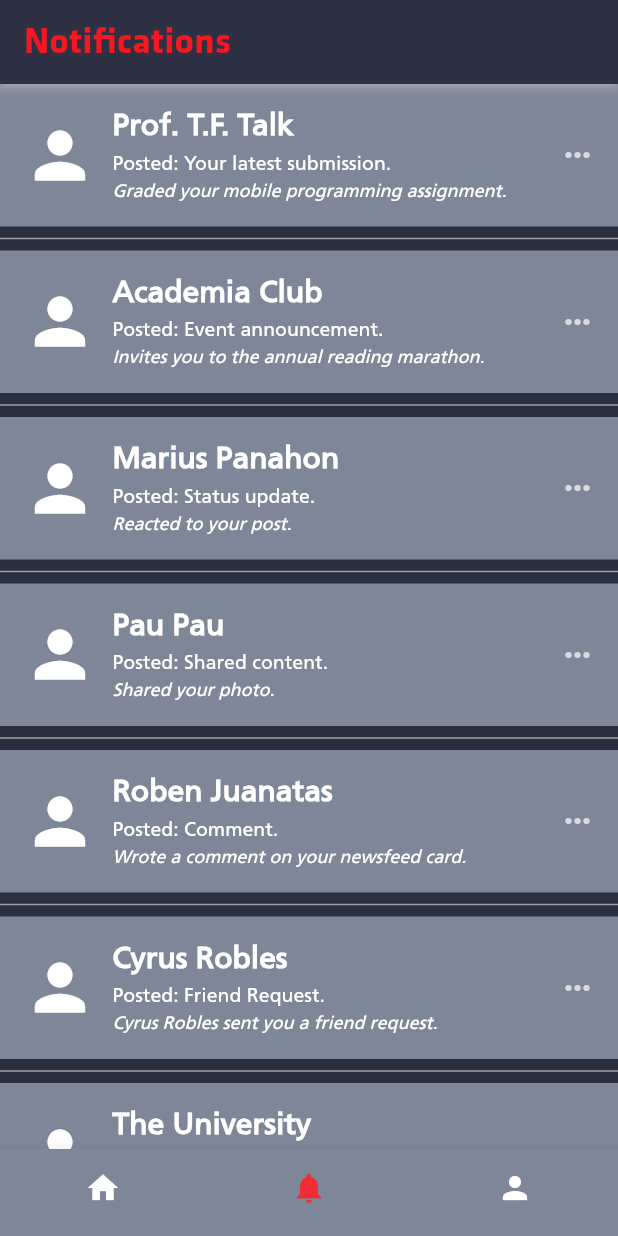
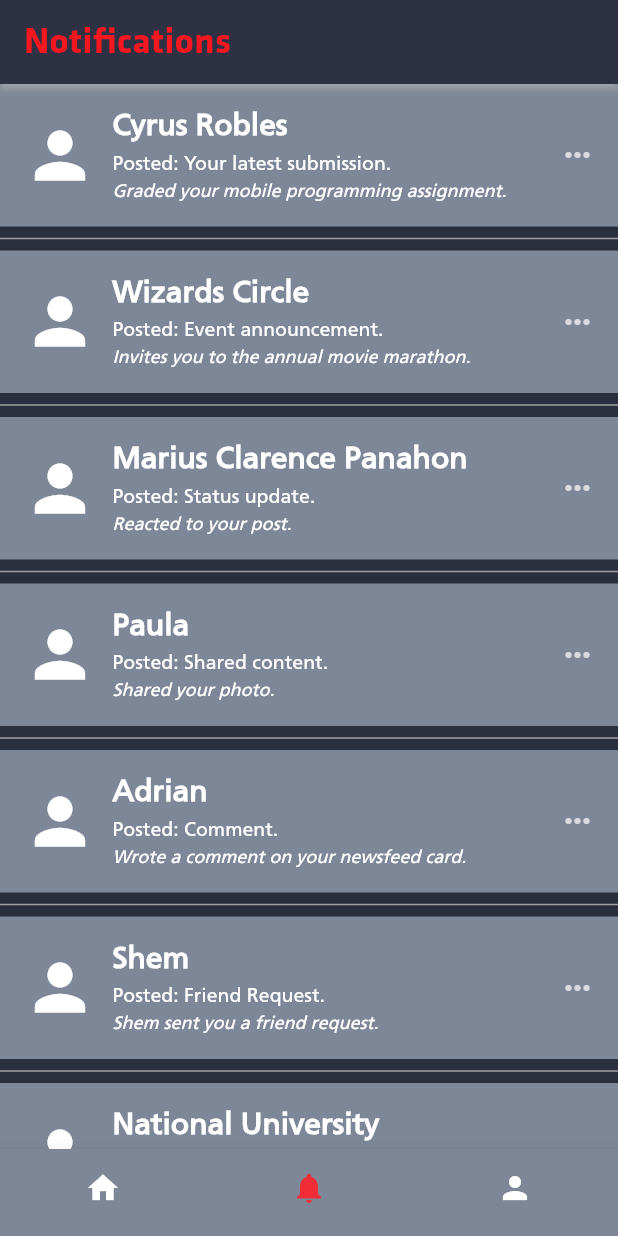
Before and after one commit to M4r-shall/my-flutter-app, a Flutter app: the screen it shows after launch, swiped to page 2, on a phone screen of 412 x 824 dp. Run offline on Flutter 3.47's test engine with Material 3 defaults, Android fonts, the phone set to English and light mode, and no system bars; our stand-ins replace flutter_screenutil.

Commit message:
upd notif and post

```diff
--- a/my_flutter_app/lib/screens/newsfeed_screen.dart
+++ b/my_flutter_app/lib/screens/newsfeed_screen.dart
@@ -7,33 +7,48 @@ class NewsfeedScreen extends StatelessWidget {
 
   final List<Map<String, dynamic>> dummyPosts = const [
     {
-      'userName': 'Marius Panahon',
+      'userName': 'Marius Clarence Panahon',
       'postContent': 'New semester, new challenges. Let\'s get this TFTalks to a high grade!',
       'numOfLikes': 100,
       'date': 'September 15',
       'hasImage': false,
     },
     {
-      'userName': 'Pau Pau',
+      'userName': 'Pau',
       'postContent': 'World traveling is amazing. What places should I visit next?',
       'numOfLikes': 210,
       'date': 'October 28',
       'hasImage': true,
     },
     {
-      'userName': 'Cyrus Robles',
+      'userName': 'Shem',
       'postContent': 'Just finished a marathon coding session. Need coffee!',
       'numOfLikes': 45,
       'date': 'November 30',
       'hasImage': false,
     },
     {
-      'userName': 'Roben Juanatas',
+      'userName': 'Mac',
       'postContent': 'Excited about the upcoming project deadline. Ready to shine!',
       'numOfLikes': 312,
       'date': 'December 5',
       'hasImage': true,
     },
+    {
+      'userName': 'Vergie',
+      'postContent': 'Excited about the upcoming project deadline. Ready to shine!',
+      'numOfLikes': 312,
+      'date': 'December 5',
+      'hasImage': true,
+    },
+    {
+      'userName': 'JB',
+      'postContent': 'Excited about the upcoming project deadline. Ready to shine!',
+      'numOfLikes': 312,
+      'date': 'December 5',
+      'hasImage': true,
+    },
+
   ];
 
   @override
--- a/my_flutter_app/lib/screens/notification_screen.dart
+++ b/my_flutter_app/lib/screens/notification_screen.dart
@@ -13,54 +13,54 @@ class NotificationScreen extends StatefulWidget {
 class _NotificationScreenState extends State<NotificationScreen> {
   final List<Map<String, String>> dummyNotifications = const [
     {
-      'name': 'Prof. T.F. Talk',
+      'name': 'Cyrus Robles',
       'post': 'Your latest submission.',
       'description': 'Graded your mobile programming assignment.',
     },
     {
-      'name': 'Academia Club',
+      'name': 'Wizards Circle',
       'post': 'Event announcement.',
-      'description': 'Invites you to the annual reading marathon.',
+      'description': 'Invites you to the annual movie marathon.',
     },
     {
-      'name': 'Marius Panahon',
+      'name': 'Marius Clarence Panahon',
       'post': 'Status update.',
       'description': 'Reacted to your post.',
     },
     {
-      'name': 'Pau Pau',
+      'name': 'Paula',
       'post': 'Shared content.',
       'description': 'Shared your photo.',
     },
     {
-      'name': 'Roben Juanatas',
+      'name': 'Adrian',
       'post': 'Comment.',
       'description': 'Wrote a comment on your newsfeed card.',
     },
     {
-      'name': 'Cyrus Robles',
+      'name': 'Shem',
       'post': 'Friend Request.',
-      'description': 'Cyrus Robles sent you a friend request.',
+      'description': 'Shem sent you a friend request.',
     },
     {
-      'name': 'The University',
+      'name': 'National University',
       'post': 'School Advisory.',
       'description': 'Classes are suspended tomorrow due to heavy rain.',
     },
     {
-      'name': 'Jane Doe',
+      'name': 'JB',
       'post': 'Birthday.',
-      'description': 'It\'s Jane Doe\'s birthday today!',
+      'description': 'It\'s JB\'s birthday today!',
     },
     {
-      'name': 'Project Group 3',
+      'name': 'Vergie',
       'post': 'Meeting reminder.',
       'description': 'Group meeting at 4 PM in the library.',
     },
     {
-      'name': 'Global Events',
+      'name': 'Task Force 141',
       'post': 'News.',
-      'description': 'A new discovery was made in astrophysics.',
+      'description': 'A new discovery was made in Yemen.',
     },
   ];
 
--- a/my_flutter_app/lib/widgets/newsfeed_card.dart
+++ b/my_flutter_app/lib/widgets/newsfeed_card.dart
@@ -124,19 +124,19 @@ class NewsFeedCard extends StatelessWidget {
                 ActionButton(
                   icon: Icons.thumb_up,
                   label: '$numOfLikes',
-                  color: fbPrimary,
+                  color: fbTextColorWhite,
                   onPressed: () => developer.log('Liked'),
                 ),
                 ActionButton(
                   icon: Icons.comment,
                   label: 'Comment',
-                  color: fbPrimary,
+                  color: fbTextColorWhite,
                   onPressed: () {},
                 ),
                 ActionButton(
                   icon: Icons.redo,
                   label: 'Share',
-                  color: fbPrimary,
+                  color: fbTextColorWhite,
                   onPressed: () {},
                 ),
               ],
```
